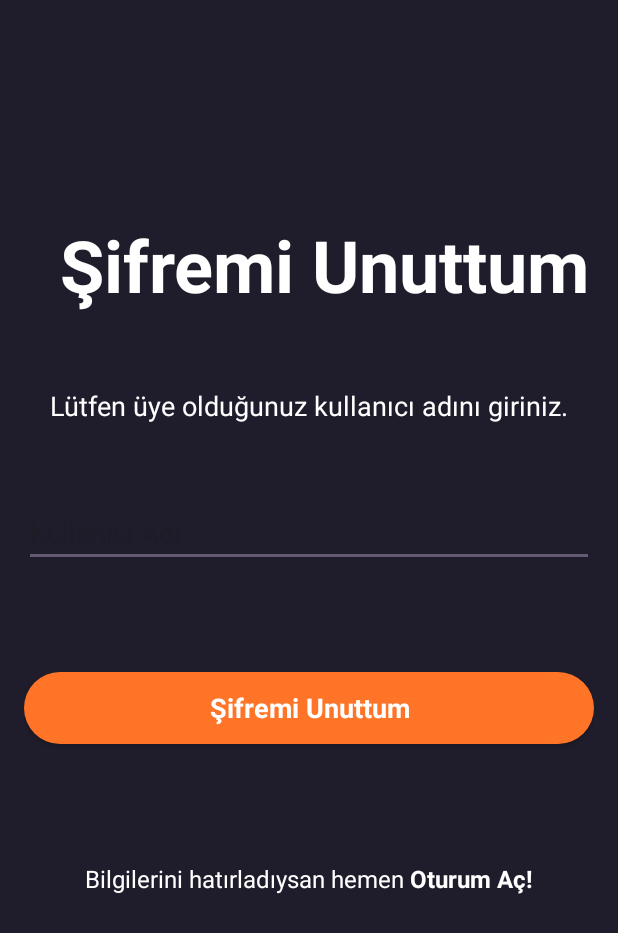
After one commit to berfinilik/Movies-App, an Android app: the ForgotPasswordActivity screen opened directly, with no data from a screen before it, on a phone screen of 412 x 824 dp. The commit adds this screen. Shown: the top 933 px of the screen. Run offline under Robolectric (Android 15) with nearby library versions, the phone set to English and light mode, and no system bars; our stand-ins replace Firebase (no records; nobody signed in at launch, a user with empty details on screens opened directly).

Commit message:
ForgotPasswordActivity oluşturuldu.Şifre sıfırlama bu aktiviteye taşındı.

```diff
--- a/app/src/main/AndroidManifest.xml
+++ b/app/src/main/AndroidManifest.xml
@@ -15,6 +15,10 @@
         android:supportsRtl="true"
         android:theme="@style/Theme.MoviesAppKotlin"
         tools:targetApi="31">
+        <activity
+            android:name=".ui.activities.ForgotPasswordActivity"
+            android:exported="false" />
+
         <meta-data
             android:name="com.google.android.gms.ads.APPLICATION_ID"
             android:value="ca-app-pub-1224605104274941~8691100194"/>
--- /dev/null
+++ b/app/src/main/java/com/berfinilik/moviesappkotlin/ui/activities/ForgotPasswordActivity.kt
@@ -0,0 +1,75 @@
+package com.berfinilik.moviesappkotlin.ui.activities
+
+import android.content.Intent
+import androidx.appcompat.app.AppCompatActivity
+import android.os.Bundle
+import android.util.Log
+import com.berfinilik.moviesappkotlin.databinding.ActivityForgotPasswordBinding
+import com.google.android.material.snackbar.Snackbar
+import com.google.firebase.auth.FirebaseAuth
+import com.google.firebase.firestore.FirebaseFirestore
+
+class ForgotPasswordActivity : AppCompatActivity() {
+
+    private lateinit var binding:ActivityForgotPasswordBinding
+    private lateinit var auth:FirebaseAuth
+    companion object {
+        private const val TAG = "ForgotPasswordActivity"
+    }
+    override fun onCreate(savedInstanceState: Bundle?) {
+        super.onCreate(savedInstanceState)
+        binding=ActivityForgotPasswordBinding.inflate(layoutInflater)
+        setContentView(binding.root)
+
+        auth=FirebaseAuth.getInstance()
+
+        binding.buttonForgotPassword.setOnClickListener {
+            val userName = binding.editTextForgotUserName.text.toString().trim()
+
+
+            if (userName.isNotEmpty()) {
+                resetPassword(userName)
+            } else {
+                showSnackbar("Kullanıcı adı boş olamaz!")
+            }
+        }
+        binding.textViewSignIn.setOnClickListener {
+            val intent = Intent(this, LoginActivity::class.java)
+            startActivity(intent)
+            finish()
+        }
+    }
+    private fun resetPassword(userName: String) {
+        val db = FirebaseFirestore.getInstance()
+
+        db.collection("users")
+            .whereEqualTo("userName", userName)
+            .get()
+            .addOnSuccessListener { documents ->
+                if (!documents.isEmpty) {
+                    val email = documents.documents[0].getString("email") ?: ""
+                    sendPasswordResetEmail(email)
+                } else {
+                    showSnackbar("Kullanıcı adı bulunamadı.")
+                }
+            }
+            .addOnFailureListener { e ->
+                Log.w(TAG, "Hata: ", e)
+                showSnackbar("Bir hata oluştu.")
+            }
+    }
+    private fun sendPasswordResetEmail(email: String) {
+        auth.sendPasswordResetEmail(email)
+            .addOnCompleteListener { task ->
+                if (task.isSuccessful) {
+                    showSnackbar("Şifre sıfırlama e-postası gönderildi.")
+                } else {
+                    showSnackbar("E-posta gönderilemedi: ${task.exception?.message}")
+                }
+            }
+    }
+
+    private fun showSnackbar(message: String) {
+        Snackbar.make(binding.root, message, Snackbar.LENGTH_LONG).show()
+    }
+}
--- a/app/src/main/java/com/berfinilik/moviesappkotlin/ui/activities/LoginActivity.kt
+++ b/app/src/main/java/com/berfinilik/moviesappkotlin/ui/activities/LoginActivity.kt
@@ -39,44 +39,14 @@ class LoginActivity : AppCompatActivity() {
             }
         }
         binding.textViewResetPassword.setOnClickListener {
-            resetPassword()
+            val intent=Intent(this,ForgotPasswordActivity::class.java)
+            startActivity(intent)
         }
         binding.textViewRegister.setOnClickListener {
             val intent = Intent(this, SignUpActivity::class.java)
             startActivity(intent)
             finish()
         }
-    }
-
-    private fun resetPassword() {
-        val userName = binding.editTextName.text.toString().trim()
-        val db = FirebaseFirestore.getInstance()
-
-        db.collection("users")
-            .whereEqualTo("userName", userName)
-            .get()
-            .addOnSuccessListener { documents ->
-                if (!documents.isEmpty) {
-                    val email = documents.documents[0].getString("email") ?: ""
-                    sendPasswordResetEmail(email)
-                } else {
-                    showSnackbar("Kullanıcı adınızı giriniz")
-                }
-            }
-            .addOnFailureListener { e ->
-                Log.w(TAG, "Hata: ", e)
-                showSnackbar("Bir hata oluştu.")
-            }
-    }
-    private fun sendPasswordResetEmail(email: String) {
-        auth.sendPasswordResetEmail(email)
-            .addOnCompleteListener { task ->
-                if (task.isSuccessful) {
-                    showSnackbar("Şifre sıfırlama e-postası gönderildi.")
-                } else {
-                    showSnackbar("E-posta gönderilemedi: ${task.exception?.message}")
-                }
-            }
     }
 
     private fun findEmailByUserName(userName: String, password: String) {
--- /dev/null
+++ b/app/src/main/res/layout/activity_forgot_password.xml
@@ -0,0 +1,95 @@
+<androidx.constraintlayout.widget.ConstraintLayout
+    xmlns:android="http://schemas.android.com/apk/res/android"
+    xmlns:app="http://schemas.android.com/apk/res-auto"
+    xmlns:tools="http://schemas.android.com/tools"
+    android:layout_width="match_parent"
+    android:layout_height="match_parent"
+    android:background="@color/colorPrimary"
+    android:padding="16dp">
+
+    <TextView
+        android:id="@+id/textForgotPasswordHeader"
+        android:layout_width="356dp"
+        android:layout_height="64dp"
+        android:layout_marginStart="50dp"
+        android:layout_marginTop="128dp"
+        android:text="@string/forgot_password_title"
+        android:textColor="@android:color/white"
+        android:textSize="48sp"
+        android:textStyle="bold"
+        app:layout_constraintEnd_toEndOf="parent"
+        app:layout_constraintHorizontal_bias="1.0"
+        app:layout_constraintStart_toStartOf="parent"
+        app:layout_constraintTop_toTopOf="parent" />
+
+    <TextView
+        android:id="@+id/textForgotPasswordInstruction"
+        android:layout_width="wrap_content"
+        android:layout_height="wrap_content"
+        android:layout_marginTop="50dp"
+        android:text="@string/forgot_password_instruction"
+        android:textColor="@android:color/white"
+        android:textSize="18sp"
+        app:layout_constraintEnd_toEndOf="parent"
+        app:layout_constraintStart_toStartOf="parent"
+        app:layout_constraintTop_toBottomOf="@id/textForgotPasswordHeader" />
+
+    <EditText
+        android:id="@+id/editTextForgotUserName"
+        android:layout_width="0dp"
+        android:layout_height="wrap_content"
+        android:layout_marginTop="50dp"
+        android:hint="@string/username_hint"
+        app:layout_constraintEnd_toEndOf="parent"
+        app:layout_constraintStart_toStartOf="parent"
+        app:layout_constraintTop_toBottomOf="@id/textForgotPasswordInstruction" />
+
+    <androidx.appcompat.widget.AppCompatButton
+        android:id="@+id/buttonForgotPassword"
+        style="@android:style/Widget.Button"
+        android:layout_width="0dp"
+        android:layout_height="wrap_content"
+        android:layout_marginTop="70dp"
+        android:background="@drawable/orange_button_background"
+        android:text="@string/forgot_password_button"
+        android:textColor="@color/white"
+        android:textSize="18sp"
+        android:textStyle="bold"
+        app:layout_constraintEnd_toEndOf="parent"
+        app:layout_constraintStart_toStartOf="parent"
+        app:layout_constraintTop_toBottomOf="@id/editTextForgotUserName" />
+
+    <LinearLayout
+        android:layout_width="336dp"
+        android:layout_height="80dp"
+        android:layout_marginTop="40dp"
+        android:gravity="center"
+        android:orientation="horizontal"
+        app:layout_constraintEnd_toEndOf="parent"
+        app:layout_constraintStart_toStartOf="parent"
+        app:layout_constraintTop_toBottomOf="@id/buttonForgotPassword">
+
+        <TextView
+            android:id="@+id/textViewRemembered"
+            android:layout_width="wrap_content"
+            android:layout_height="wrap_content"
+            android:layout_marginTop="10dp"
+            android:text="@string/remember_text"
+            android:textColor="@android:color/white"
+            android:textSize="16sp" />
+
+        <TextView
+            android:id="@+id/textViewSignIn"
+            android:layout_width="wrap_content"
+            android:layout_height="wrap_content"
+            android:layout_marginStart="4dp"
+            android:layout_marginTop="10dp"
+            android:clickable="true"
+            android:focusable="true"
+            android:text="@string/sign_in_text"
+            android:textColor="@android:color/white"
+            android:textSize="16sp"
+            android:textStyle="bold" />
+    </LinearLayout>
+
+</androidx.constraintlayout.widget.ConstraintLayout>
--- a/app/src/main/res/values/strings.xml
+++ b/app/src/main/res/values/strings.xml
@@ -3,7 +3,7 @@
     <string name="login_title">Giriş Yap</string>
     <string name="username_hint">Kullanıcı Adı</string>
     <string name="password_hint">Şifre</string>
-    <string name="forgot_password">Şifrenizi mi unuttunuz?</string>
+    <string name="forgot_password">Şifrenizi mi unuttunuz?Sıfırlayın.</string>
     <string name="login_button">Giriş Yap</string>
     <string name="no_account">Henüz hesabınız yok mu?</string>
     <string name="register_text">Kayıt Olun</string>
@@ -18,5 +18,10 @@
     <string name="storyline_title">Film Hikayesi</string>
     <string name="cast_title">Oyuncular</string>
     <string name="watch_trailer">İzle</string>
+    <string name="forgot_password_title">Şifremi Unuttum</string>
+    <string name="forgot_password_instruction">Lütfen üye olduğunuz kullanıcı adını giriniz.</string>
+    <string name="forgot_password_button">Şifremi Unuttum</string>
+    <string name="remember_text">Bilgilerini hatırladıysan hemen</string>
+    <string name="sign_in_text">Oturum Aç!</string>
 
 </resources>
```
Also changed, not shown: 1 other file.
